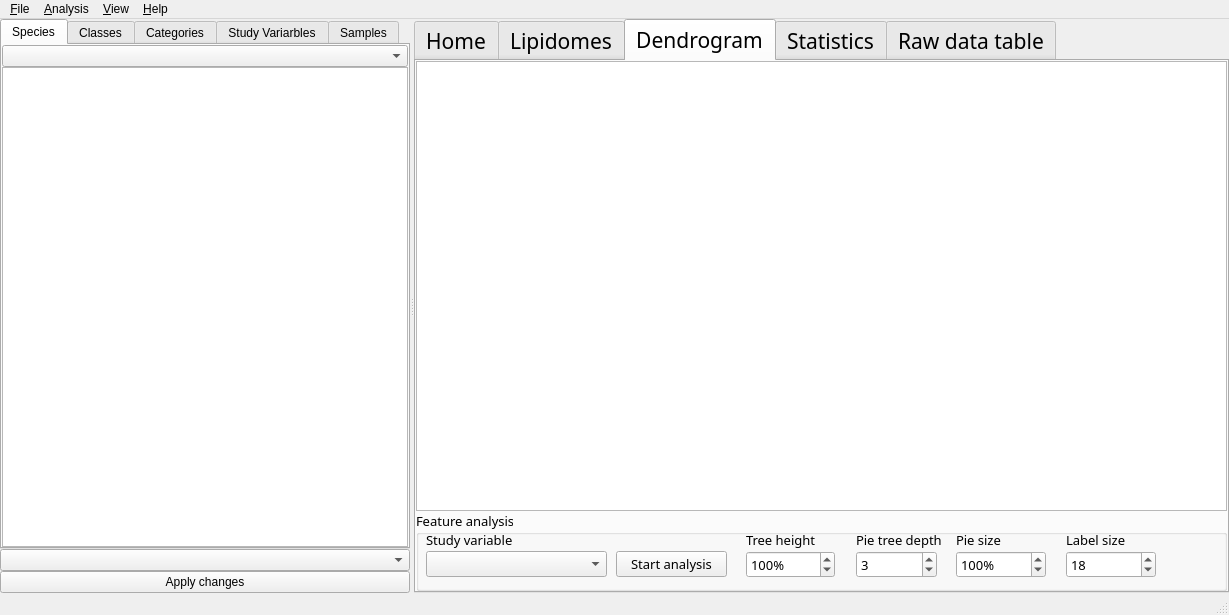
Before: the Qt Designer form ui/lipidspacegui.ui in lifs-tools/lipidspace, drawn with Qt 5.
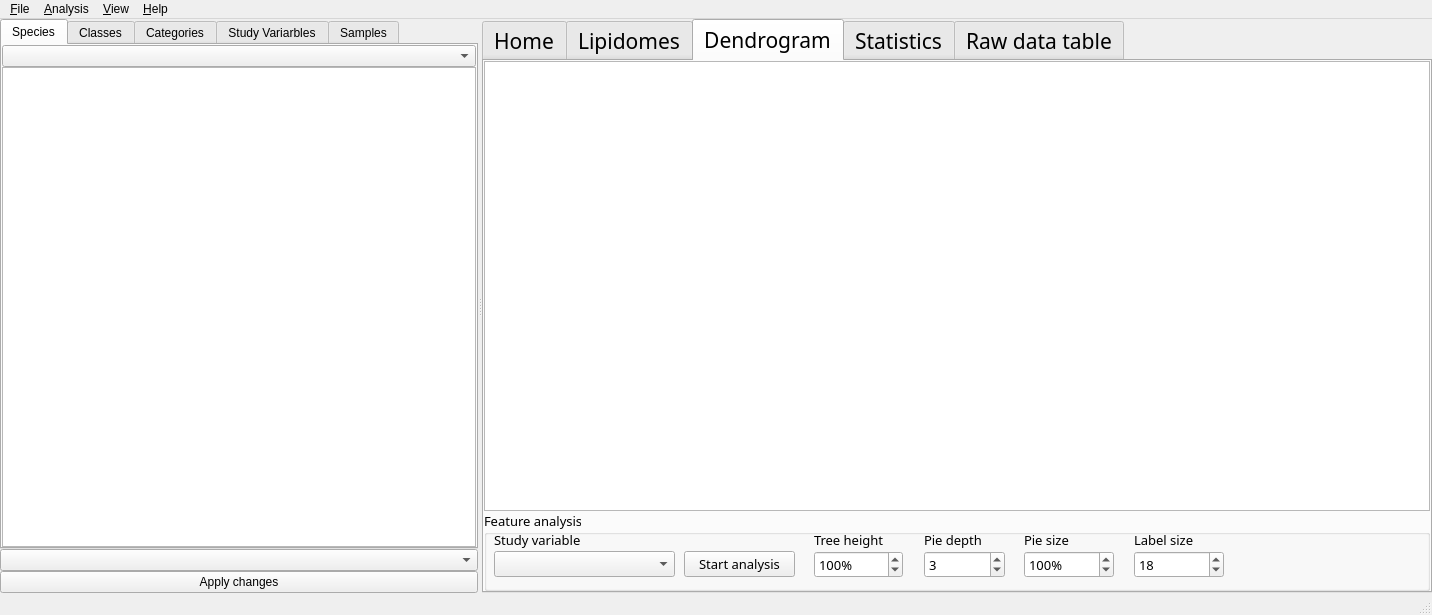
After: the same form once the commit is applied. The open tabs and pages were chosen to show the change. Custom widgets are drawn as their Qt base class.

Diff of the .ui file:
```diff
--- a/ui/lipidspacegui.ui
+++ b/ui/lipidspacegui.ui
@@ -6,7 +6,7 @@
    <rect>
     <x>0</x>
     <y>0</y>
-    <width>1229</width>
+    <width>1432</width>
     <height>615</height>
    </rect>
   </property>
@@ -392,7 +392,7 @@
              </rect>
             </property>
             <property name="text">
-             <string>Pie tree depth</string>
+             <string>Pie depth</string>
             </property>
            </widget>
            <widget class="QSpinBox" name="pieTreeSpinBox">
@@ -802,7 +802,7 @@
     <rect>
      <x>0</x>
      <y>0</y>
-     <width>1229</width>
+     <width>1432</width>
      <height>23</height>
     </rect>
    </property>
```
Left out of the diff: 8 changed lines with no effect on the pictures.
